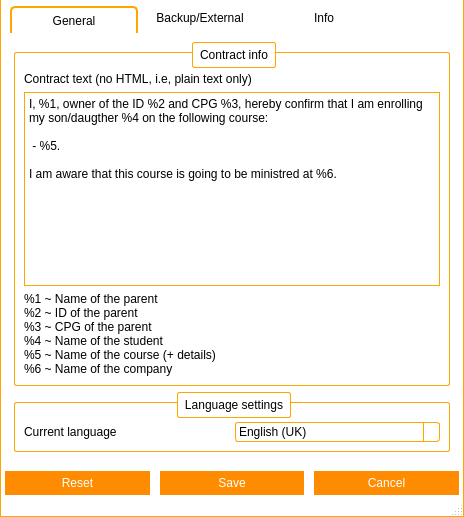
First picture: the form in frmsettings.ui, repository Nintersoft/SmartClass, before the edit.
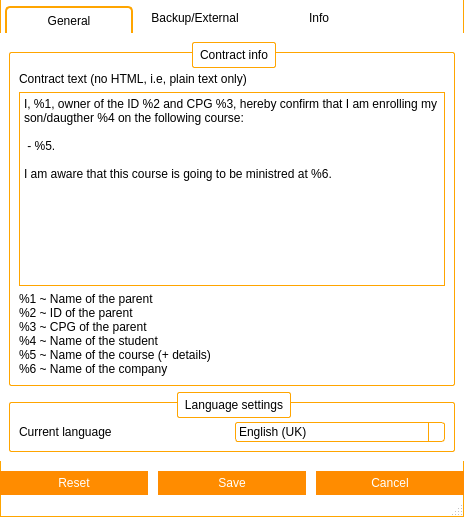
Second picture: the form after the edit. Icons and pictures are not drawn.

```diff
--- a/frmsettings.ui
+++ b/frmsettings.ui
@@ -568,6 +568,553 @@
 }</string>
   </property>
   <widget class="QWidget" name="centralWidget">
+   <property name="styleSheet">
+    <string notr="true">QWidget#titleBar{
+	background-color: #FFF;
+	border-top: 1px solid orange;
+	border-left: 1px solid orange;
+	border-right: 1px solid orange;
+	color: #000;
+}
+
+QWidget#centralWidget, QStatusBar{
+	background-color: #FFF;
+	border-left: 1px solid orange;
+	border-right: 1px solid orange;
+}
+
+QStatusBar{
+	border-bottom: 1px solid orange;
+}
+
+/*QTabWidget::pane {
+    border-top: 1px solid orange;
+}*/
+
+QSlider::handle:horizontal {
+    background: orange;
+}
+
+/* Vertical and horizontal line customization */
+
+QFrame[frameShape=&quot;4&quot;]
+{
+    color: orange;
+}
+
+QFrame[frameShape=&quot;5&quot;]
+{
+    color: orange;
+}
+
+/* QTabWidget elements customization */
+
+QTabWidget::pane {
+/*	border-top: 1px solid orange;*/
+	background: white;
+}
+
+QTabWidget::tab-bar {
+    left: 5px;
+}
+
+QTabBar::tab {
+	background: white;
+    min-width: 120px;
+    min-height: 20px;
+    padding: 2px;
+	border-top-left-radius: 5px;
+	border-top-right-radius: 5px;
+	margin-top: 6px;
+}
+
+QTabBar::tab:selected, QTabBar::tab:hover {
+	background: white;
+	border-top: 1px solid orange;
+	border-right: 1px solid orange;
+	border-left: 1px solid orange;
+}
+
+QTabBar::tab:selected {
+	background: white;
+	border-top: 2px solid orange;
+	border-right: 2px solid orange;
+	border-left: 2px solid orange;
+}
+
+QTabBar::tab:!selected {
+    margin-bottom: 3px;
+}
+
+QTabBar QToolButton{
+	background-color: white;
+	border: none;
+	color: black;
+}
+
+QTabBar QToolButton::hover{
+	background-color: darkorange;
+}
+
+QTabBar QToolButton::pressed{
+	background-color: orange;
+}
+
+QTabBar QToolButton::!enabled{
+	background-color: orange;
+}
+
+QWidget#tabInfo, QWidget#tabInfoLayout, QWidget#tabGeneral, QWidget#tabGeneralLayout, QWidget#tabFileLayout, QWidget#tabBackupLayout, QWidget#tabBackup, QWidget#tabHelpLayout, QWidget#screenManagerLayout{
+	background: white;
+}
+
+QLineEdit{
+	border: 1px solid orange;
+	min-height: 20px;
+}
+
+QPlainTextEdit{
+	border: 1px solid orange;
+	min-height: 40px;
+}
+
+QPushButton{
+	background-color: darkorange;
+	border: 5px solid darkorange;
+	color: white;
+}
+
+QPushButton::hover{
+	background-color: orange;
+	border: 5px solid orange;
+}
+
+QPushButton::pressed{
+	background-color: darkorange;
+	border: 5px solid darkorange;
+}
+
+QPushButton::!enabled{
+	background-color: orange;
+	border: 5px solid orange;
+}
+
+/*
+	QScroll Area
+*/
+
+QScrollArea{
+	border: none;
+}
+
+QScrollArea#scrollManager{
+	border: 1px solid orange;
+	border-radius: 5px;
+}
+
+/* QScrollBar Horizontal*/
+
+QScrollBar:horizontal {
+    background: lightgray;
+    height: 10px;
+    margin: 0px 40px 0 0px;
+	border-radius: 5px;
+}
+
+QScrollBar::handle:horizontal {
+    background: orange;
+	border-radius: 5px;
+    min-width: 20px;
+}
+
+QScrollBar::add-line:horizontal {
+    background: blue;
+    width: 20px;
+    subcontrol-position: right;
+    subcontrol-origin: margin;
+	border-top-right-radius: 5px;
+	border-bottom-right-radius: 5px;
+}
+
+QScrollBar::sub-line:horizontal {
+    background: red;
+    width: 20px;
+    subcontrol-position: top right;
+    subcontrol-origin: margin;
+    position: absolute;
+    right: 20px;
+	border-top-left-radius: 5px;
+	border-bottom-left-radius: 5px;
+}
+
+QScrollBar::sub-line:horizontal:hover {
+    background: darkred;
+}
+
+QScrollBar::sub-line:horizontal:pressed {
+    background: red;
+}
+
+QScrollBar::add-line:horizontal:hover {
+    background: darkblue;
+}
+
+QScrollBar::add-line:horizontal:pressed {
+    background: blue;
+}
+
+QScrollBar:left-arrow:horizontal{
+	image: url(:/images/scrollbar/slide_left.PNG);
+    width: 10px;
+    height: 10px;
+}
+
+QScrollBar::right-arrow:horizontal {
+	image: url(:/images/scrollbar/slide_right.PNG);
+    width: 10px;
+    height: 10px;
+}
+
+QScrollBar::add-page:horizontal, QScrollBar::sub-page:horizontal {
+    background: none;
+}
+
+/* QScrollBar Vertical*/
+
+QScrollBar:vertical {
+    background: lightgray;
+    width: 10px;
+    margin: 0px 0px 40px 0px;
+	border-radius: 5px;
+}
+
+QScrollBar::handle:vertical {
+    background: orange;
+	border-radius: 5px;
+    min-width: 20px;
+}
+
+QScrollBar::add-line:vertical {
+    background: blue;
+    height: 20px;
+    subcontrol-position: bottom;
+    subcontrol-origin: margin;
+	border-bottom-right-radius: 5px;
+	border-bottom-left-radius: 5px;
+}
+
+QScrollBar::sub-line:vertical {
+    background: red;
+    height: 20px;
+    subcontrol-position: bottom right;
+    subcontrol-origin: margin;
+    position: absolute;
+    bottom: 20px;
+	border-top-right-radius: 5px;
+	border-top-left-radius: 5px;
+}
+
+QScrollBar::sub-line:vertical:hover {
+    background: darkred;
+}
+
+QScrollBar::sub-line:vertical:pressed {
+    background: red;
+}
+
+QScrollBar::add-line:vertical:hover {
+    background: darkblue;
+}
+
+QScrollBar::add-line:vertical:pressed {
+    background: blue;
+}
+
+QScrollBar:up-arrow:vertical{
+	image: url(:/images/scrollbar/slide_up.PNG);
+	width: 10px;
+    height: 10px;
+}
+
+ QScrollBar::down-arrow:vertical{
+	image: url(:/images/scrollbar/slide_down.PNG);
+	width: 10px;
+    height: 10px;
+}
+
+QScrollBar::add-page:vertical, QScrollBar::sub-page:vertical {
+    background: none;
+}
+
+/*QComboBox*/
+
+QComboBox {
+    border: 1px solid orange;
+	background: white;
+    border-radius: 3px;
+    padding: 1px 18px 1px 3px;
+    min-width: 6em;
+}
+
+QComboBox:editable {
+    background: white;
+}
+
+QComboBox:!editable, QComboBox::drop-down:editable {
+	background: white;
+}
+
+QComboBox:!editable:on, QComboBox::drop-down:editable:on {
+    background: white;
+}
+
+QComboBox:on {
+    padding-top: 3px;
+    padding-left: 4px;
+}
+
+QComboBox::drop-down {
+    subcontrol-origin: padding;
+    subcontrol-position: top right;
+    width: 15px;
+
+    border-left-width: 1px;
+    border-left-color: orange;
+    border-left-style: solid;
+    border-top-right-radius: 3px;
+    border-bottom-right-radius: 3px;
+}
+
+QComboBox::drop-down:hover {
+    background: orange;
+}
+
+QComboBox::down-arrow {
+    image: url(&quot;:/images/buttons/Down_Arrow.PNG&quot;);
+	width: 10px;
+	height: 10px;
+}
+
+QComboBox::down-arrow:on {
+    top: 1px;
+    left: 1px;
+}
+
+QComboBox QAbstractItemView {
+    border: 1px solid orange;
+    selection-background-color: orange;
+    border-top-right-radius: 3px;
+    border-bottom-right-radius: 3px;
+}
+
+QComboBox QAbstractItemView:hover {
+	color: orange;
+}
+
+/*
+ * QToolButton
+ */
+
+QToolButton {
+	background: transparent;
+	border: 1px solid transparent;
+	color: black;
+}
+
+QToolButton::hover {
+	background: darkorange;
+	border: 1px solid darkorange;
+	color: white;
+}
+
+QToolButton::pressed {
+	background: orange;
+	border: 1px solid orange;
+	color: white;
+}
+
+/* QSpinBox  QDateEdit*/
+
+QSpinBox, QDoubleSpinBox, QDateEdit, QDateTimeEdit {
+	border: 1px solid orange;
+	background: white;
+    padding-right: 15px; /* make room for the arrows */
+	border-radius: 5px;
+}
+
+QSpinBox::up-button:disabled,  QSpinBox::up-button:off,
+QSpinBox::down-button:disabled,  QSpinBox::down-button:off,
+QDoubleSpinBox::up-button:disabled,  QDoubleSpinBox::up-button:off,
+QDoubleSpinBox::down-button:disabled,  QDoubleSpinBox::down-button:off,
+QDateEdit::up-button:disabled,  QDateEdit::up-button:off,
+QDateEdit::down-button:disabled,  QDateEdit::down-button:off,
+QDateTimeEdit::up-button:disabled,  QDateTimeEdit::up-button:off,
+QDateTimeEdit::down-button:disabled,  QDateTimeEdit::down-button:off{
+	background: orange;
+}
+
+QSpinBox::up-button, QDoubleSpinBox::up-button, QDateEdit::up-button, QDateTimeEdit::up-button {
+    subcontrol-origin: border;
+    subcontrol-position: top right;
+
+    width: 16px;
+	border: 1px solid orange;
+	border-top-right-radius: 5px;
+}
+
+QSpinBox::up-button:hover, QDoubleSpinBox::up-button:hover, QDateEdit::up-button:hover, QDateTimeEdit::up-button:hover {
+	background: darkorange;
+}
+
+QSpinBox::up-button:pressed, QDoubleSpinBox::up-button:pressed, QDateEdit::up-button:pressed, QDateTimeEdit::up-button:pressed {
+	background: orange;
+}
+
+QSpinBox::up-arrow, QDoubleSpinBox::up-arrow, QDateEdit::up-arrow, QDateTimeEdit::up-arrow {
+    border-image: url(:/images/buttons/Up_Arrow.PNG) 1;
+    width: 7px;
+    height: 7px;
+}
+
+QSpinBox::up-arrow:disabled,
+QSpinBox::up-arrow:off,
+QDoubleSpinBox::up-arrow:disabled,
+QDoubleSpinBox::up-arrow:off,
+QDateEdit::up-arrow:disabled,
+QDateEdit::up-arrow:off,
+QDateTimeEdit::up-arrow:disabled,
+QDateTimeEdit::up-arrow:off {
+   background: transparent;
+}
+
+QSpinBox::down-button,
+QDoubleSpinBox::down-button,
+QDateEdit::down-button,
+QDateTimeEdit::down-button {
+    subcontrol-origin: border;
+    subcontrol-position: bottom right;
+
+    width: 16px;
+	border: 1px solid orange;
+	border-bottom-right-radius: 5px;
+}
+
+QSpinBox::down-button:hover,
+QDoubleSpinBox::down-button:hover,
+QDateEdit::down-button:hover,
+QDateTimeEdit::down-button:hover {
+	background: darkorange;
+}
+
+QSpinBox::down-button:pressed,
+QDoubleSpinBox::down-button:pressed,
+QDateEdit::down-button:pressed,
+QDateTimeEdit::down-button:pressed {
+	background: orange;
+}
+
+QSpinBox::down-arrow,
+QDoubleSpinBox::down-arrow,
+QDateEdit::down-arrow,
+QDateTimeEdit::down-arrow {
+    border-image: url(:/images/buttons/Down_Arrow.PNG) 1;
+    width: 7px;
+    height: 7px;
+}
+
+QSpinBox::down-arrow:disabled,
+QSpinBox::down-arrow:off,
+QDoubleSpinBox::down-arrow:disabled,
+QDoubleSpinBox::down-arrow:off,
+QDateEdit::down-arrow:disabled,
+QDateEdit::down-arrow:off,
+QDateTimeEdit::down-arrow:disabled,
+QDateTimeEdit::down-arrow:off {
+   background: transparent;
+}
+
+/*QCheckBox*/
+
+QCheckBox {
+    spacing: 5px;
+}
+
+QCheckBox::indicator {
+    width: 13px;
+    height: 13px;
+}
+
+QCheckBox::indicator:unchecked {
+    border: 1px solid orange;
+}
+
+QCheckBox::indicator:unchecked:hover {
+    border: 2px solid darkorange;
+}
+
+QCheckBox::indicator:unchecked:pressed {
+    border: 2px solid orange;
+}
+
+QCheckBox::indicator:checked {
+    border: 1px solid orange;
+	image: url(:/images/buttons/Close.PNG);
+}
+
+QCheckBox::indicator:checked:hover {
+    border: 2px solid darkorange;
+	image: url(:/images/buttons/Close.PNG);
+}
+
+QCheckBox::indicator:checked:pressed {
+    border: 2px solid orange;
+	image: url(:/images/buttons/Close.PNG);
+}
+
+QCheckBox::indicator:indeterminate:hover {
+    border: 2px solid darkorange;
+}
+
+QCheckBox::indicator:indeterminate:pressed {
+    border: 2px solid orange;
+}
+
+/*
+ * QTableWidget
+ */
+
+QTableWidget{
+	border: 1px solid orange;
+}
+
+/*
+ * QGroupBox
+ */
+
+QGroupBox {
+    border: 1px solid orange;
+    border-radius: 2px;
+    margin-top: 10px;
+    padding-top: 10px;
+}
+
+QGroupBox::title {
+    subcontrol-origin: margin;
+    subcontrol-position: top middle; /* position at the top center */
+    padding: 5px;
+    background-color: white;
+	border: 1px solid orange;
+	border-radius: 2px;
+}
+
+/*
+ * QListWidget
+ */
+
+QListWidget {
+    border: 1px solid orange;
+}</string>
+   </property>
    <layout class="QGridLayout" name="gridLayout">
     <property name="leftMargin">
      <number>0</number>
@@ -587,10 +1134,10 @@
     <item row="0" column="0">
      <layout class="QGridLayout" name="gridLayout_2">
       <property name="leftMargin">
-       <number>5</number>
+       <number>0</number>
       </property>
       <property name="rightMargin">
-       <number>5</number>
+       <number>0</number>
       </property>
       <item row="1" column="0">
        <layout class="QHBoxLayout" name="horizontalLayout">
@@ -658,7 +1205,7 @@
               <rect>
                <x>0</x>
                <y>0</y>
-               <width>454</width>
+               <width>462</width>
                <height>422</height>
               </rect>
              </property>
```
Left out of the diff: 4 changed lines with no effect on the pictures.
